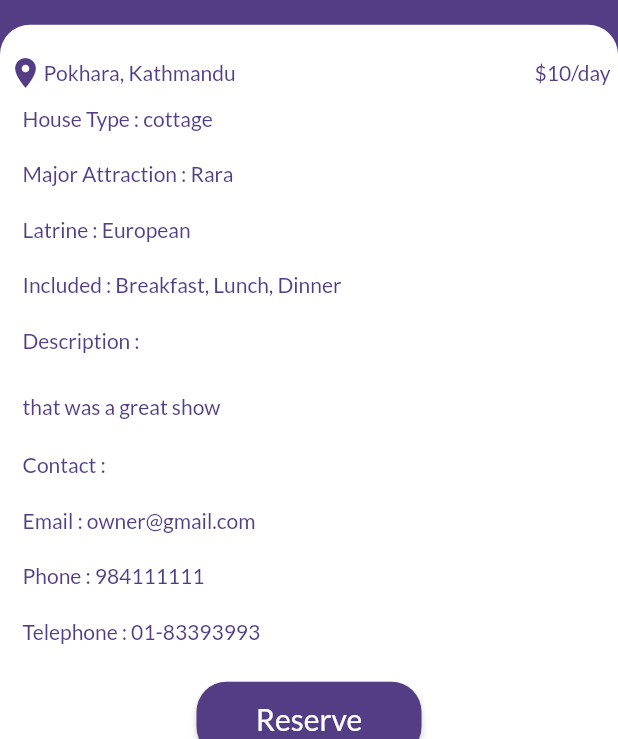
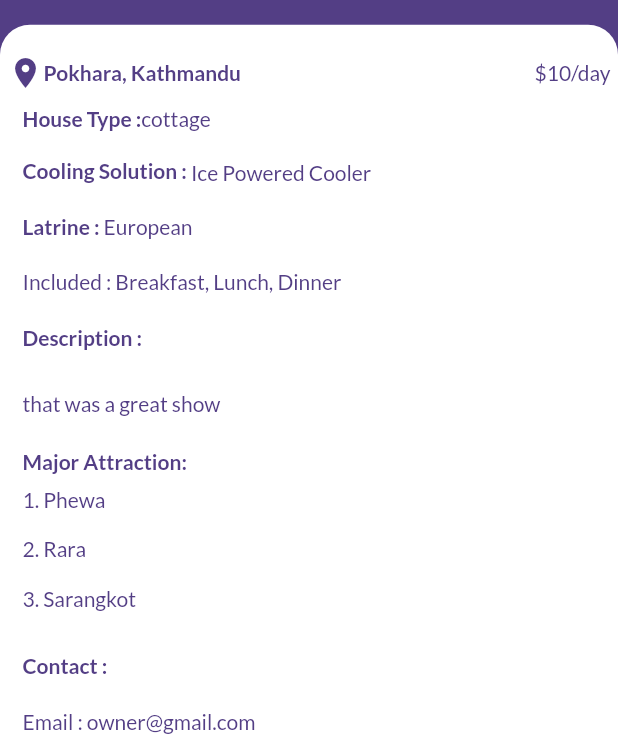
Before and after one commit to ashutoshbr/Yatra, a Flutter app: the MainHome screen opened directly, after a tap on "Local Homestay", on a phone screen of 412 x 824 dp, the part 497-1236 px from its top. Run offline on Flutter 3.47's test engine with Material 2 defaults, Android fonts, the phone set to English and light mode, and no system bars; our stand-ins replace flutter_svg, google_fonts, introduction_screen, shared_preferences; accounts and stored records are empty; network calls fail.

Commit message:
classes are redone for json

```diff
--- a/homestay/lib/module/homedata.dart
+++ b/homestay/lib/module/homedata.dart
@@ -1,20 +1,3 @@
-class nearDestination {
-  late String destination1;
-  late String destination2;
-  late String destination3;
-  late String destination4;
-  late String destination5;
-
-  nearDestination(
-      destination1, destination2, destination3, destination4, destination5) {
-    this.destination1 = destination1;
-    this.destination2 = destination2;
-    this.destination3 = destination3;
-    this.destination4 = destination4;
-    this.destination5 = destination5;
-  }
-}
-
 class homedata {
   late String homestay_name;
   late String homestay_photo;
--- a/homestay/lib/pages/description.dart
+++ b/homestay/lib/pages/description.dart
@@ -118,31 +118,60 @@ class _descriptionPageState extends State<descriptionPage> {
                                   Icons.location_on,
                                   color: Theme.of(context).primaryColor,
                                 ),
-                                Text(widget.descriptionData.homestay_city +
+                                Text(
+                                  widget.descriptionData.homestay_city +
                                       ',' +
                                       ' ' +
-                                    widget.descriptionData.homestay_district),
+                                      widget.descriptionData.homestay_district,
+                                  style: TextStyle(fontWeight: FontWeight.bold),
+                                ),
                               ],
                             ),
-                            Text('\$' +
-                                '${widget.descriptionData.price * 1}' '/day'),
+                            Text(
+                              '\$' +
+                                  '${widget.descriptionData.price * 1}' '/day',
+                            ),
                           ],
                         ),
+                        Row(
+                          children: [
                             Padding(
                               padding: EdgeInsets.fromLTRB(10, 10, 0, 10),
-                          child: Text('House Type :' +
-                              ' ' +
-                              widget.descriptionData.houseType),
+                              child: Text(
+                                'House Type :',
+                                style: TextStyle(fontWeight: FontWeight.bold),
                               ),
+                            ),
+                            Text(widget.descriptionData.houseType)
+                          ],
+                        ),
+                        Row(
+                          children: [
+                            Padding(
+                              padding: EdgeInsets.fromLTRB(10, 8, 0, 10),
+                              child: Text(
+                                'Cooling Solution : ',
+                                style: TextStyle(
+                                  fontWeight: FontWeight.bold,
+                                ),
+                              ),
+                            ),
+                            Text(
+                              widget.descriptionData.coolingSolution,
+                            )
+                          ],
+                        ),
+                        Row(
+                          children: [
                             Padding(
                               padding: EdgeInsets.fromLTRB(10, 10, 0, 10),
-                          child: Text('Major Attraction : ' +
-                              widget.descriptionData.nearDestination[1]),
+                              child: Text(
+                                'Latrine : ',
+                                style: TextStyle(fontWeight: FontWeight.bold),
                               ),
-                        Padding(
-                          padding: EdgeInsets.fromLTRB(10, 10, 0, 10),
-                          child: Text('Latrine : ' +
-                              widget.descriptionData.latrineType),
+                            ),
+                            Text(widget.descriptionData.latrineType)
+                          ],
                         ),
                         Padding(
                           padding: EdgeInsets.fromLTRB(10, 10, 0, 10),
@@ -150,7 +179,10 @@ class _descriptionPageState extends State<descriptionPage> {
                         ),
                         Padding(
                           padding: EdgeInsets.fromLTRB(10, 10, 0, 10),
-                          child: Text('Description :'),
+                          child: Text(
+                            'Description :',
+                            style: TextStyle(fontWeight: FontWeight.bold),
+                          ),
                         ),
                         Padding(
                           padding: EdgeInsets.fromLTRB(10, 8, 0, 10),
@@ -163,8 +195,37 @@ class _descriptionPageState extends State<descriptionPage> {
                         ),
                         Padding(
                           padding: EdgeInsets.fromLTRB(10, 10, 0, 10),
+                          child: Column(
+                            crossAxisAlignment: CrossAxisAlignment.start,
+                            children: [
+                              Text(
+                                'Major Attraction:',
+                                style: TextStyle(fontWeight: FontWeight.bold),
+                              ),
+                              ListView.builder(
+                                  physics: NeverScrollableScrollPhysics(),
+                                  shrinkWrap: true,
+                                  itemCount: widget
+                                      .descriptionData.nearDestination.length,
+                                  itemBuilder:
+                                      (BuildContext context, int index) {
+                                    return Padding(
+                                      padding: EdgeInsets.fromLTRB(0, 8, 0, 8),
+                                      child: Text('${index + 1 * 1}' +
+                                          '.' +
+                                          ' ' +
+                                          widget.descriptionData
+                                              .nearDestination[index]),
+                                    );
+                                  }),
+                            ],
+                          ),
+                        ),
+                        Padding(
+                          padding: EdgeInsets.fromLTRB(10, 10, 0, 10),
                           child: Text(
                             'Contact :',
+                            style: TextStyle(fontWeight: FontWeight.bold),
                           ),
                         ),
                         Padding(
@@ -206,6 +267,12 @@ class _descriptionPageState extends State<descriptionPage> {
                         SizedBox(
                           height: 15,
                         ),
+                        Center(
+                            child: Text(
+                                'Note: It\'s just a Reservation not a Booking')),
+                        SizedBox(
+                          height: 15,
+                        ),
                       ],
                     ),
                   ),
--- a/homestay/lib/pages/main_home.dart
+++ b/homestay/lib/pages/main_home.dart
@@ -28,12 +28,12 @@ class _MainHomeState extends State<MainHome> {
         10,
         'Newari',
         'single bed',
-        'very cold',
+        'Ice Powered Cooler',
         'cottage',
         444444,
         ['Phewa', 'Rara', 'Sarangkot']),
     homedata(
-      'Europe Homestay very very very very rich very very vry very everyer  verygeryveyrye veyrh',
+      'Europe Homestay',
       'https://cdn.pixabay.com/photo/2015/04/23/22/00/tree-736885__480.jpg',
       'Thamel',
       'Kathmandu',
@@ -43,7 +43,7 @@ class _MainHomeState extends State<MainHome> {
       100,
       'Tharu',
       'single bed and double bed',
-      'very cold',
+      'AC',
       'Building',
       4454,
       ['Phewa', 'Rara' 'Sarangkor'],
```
Lines whose indentation alone changed are shown as unchanged.
